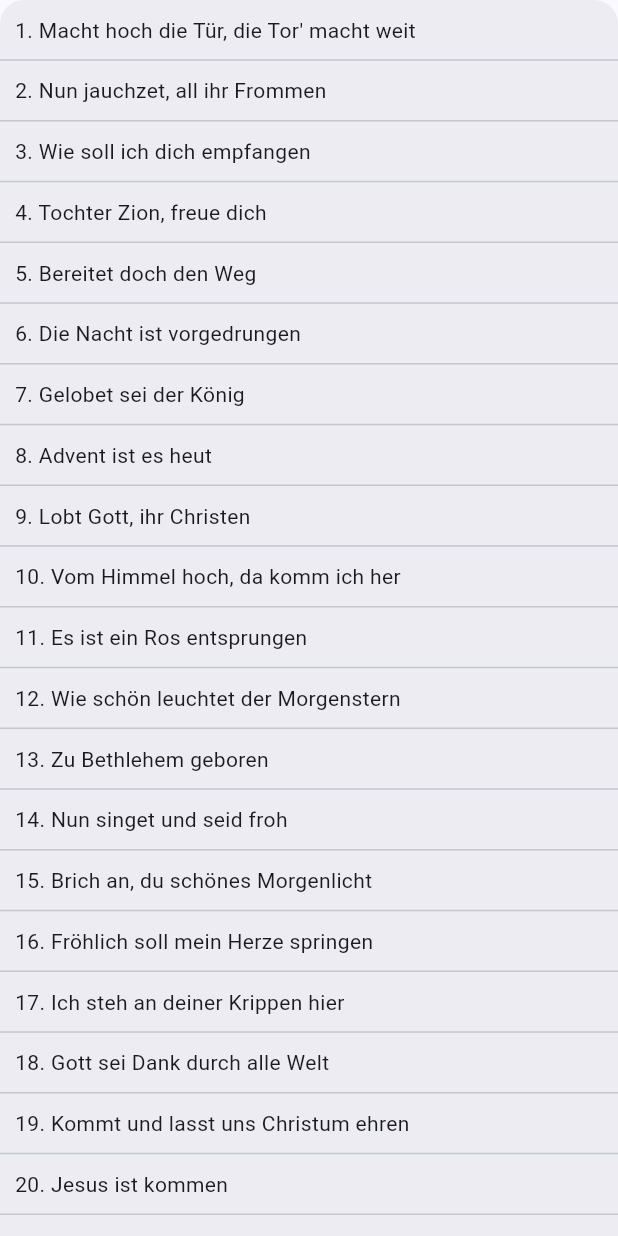
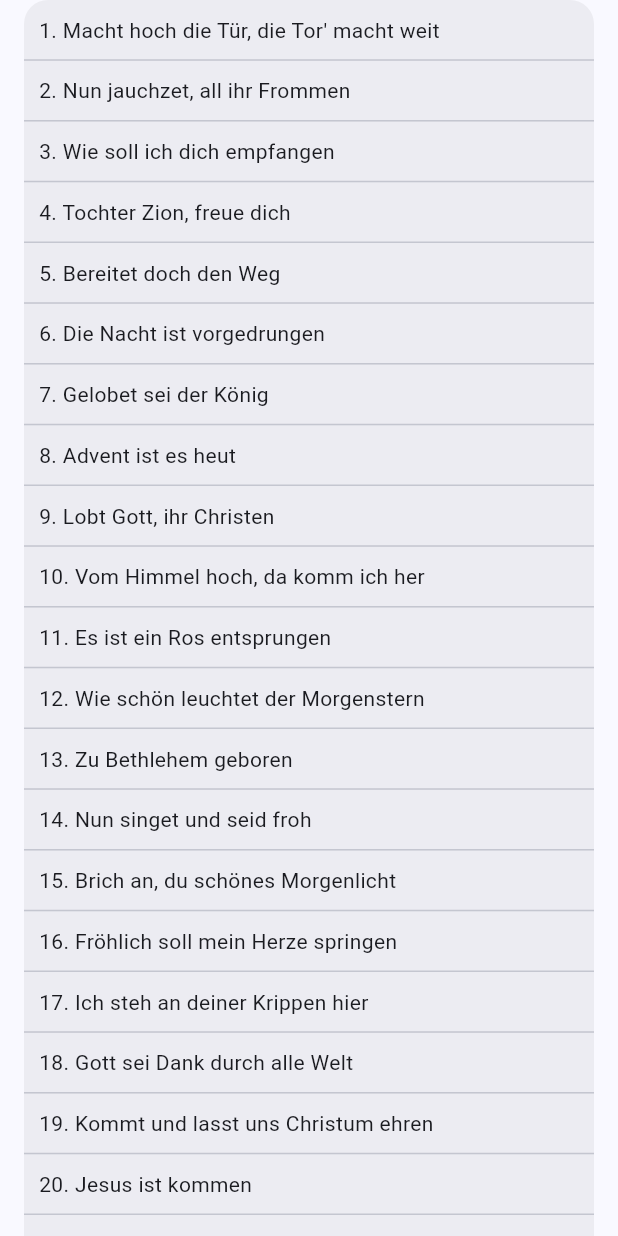
Before and after one commit to Lemkinator/nakbuch_lite, a Flutter app: the ListScreen widget shown alone on an empty page, opened directly, on a phone screen of 412 x 824 dp. Run offline on Flutter 3.47's test engine with Material 2 defaults, Android fonts, the phone set to English and light mode, and no system bars; drawn by our look-alikes of animated_list_plus, dynamic_color; our stand-ins replace adaptive_breakpoints, confetti, file_picker, get_storage, hive, hive_flutter and 2 more; missing offline and left inert: path_to_regexp, pdfx, window_size; accounts and stored records are empty.

```diff
--- a/lib/src/screens/data_screen.dart
+++ b/lib/src/screens/data_screen.dart
@@ -48,7 +48,9 @@ class _DataScreenState extends State<DataScreen> {
       appBar: AppBar(
         title: const Text('Favoriten'),
       ),
-      body: ImplicitlyAnimatedList<Lied>(
+      body: Padding(
+        padding: const EdgeInsets.symmetric(horizontal: 16),
+        child: ImplicitlyAnimatedList<Lied>(
           // The current items in the list.
           items: _lieder,
           // Called by the DiffUtil to decide whether two object represent the same item.
@@ -111,6 +113,7 @@ class _DataScreenState extends State<DataScreen> {
             );
           },
         ),
+      ),
     );
   }
 }
--- a/lib/src/screens/list_screen.dart
+++ b/lib/src/screens/list_screen.dart
@@ -38,7 +38,9 @@ class _ListScreenState extends State<ListScreen> {
 
   @override
   Widget build(BuildContext context) {
-    return ImplicitlyAnimatedList<Lied>(
+    return Padding(
+      padding: const EdgeInsets.symmetric(horizontal: 16),
+      child: ImplicitlyAnimatedList<Lied>(
         // The current items in the list.
         items: _lieder,
         // Called by the DiffUtil to decide whether two object represent the same item.
@@ -100,6 +102,7 @@ class _ListScreenState extends State<ListScreen> {
             child: Text(oldItem.numberAndTitle()),
           );
         },
+      ),
     );
   }
 }
```
Also changed, not shown: docs/manifest.json, 16 other files. Lines whose indentation alone changed are shown as unchanged.
